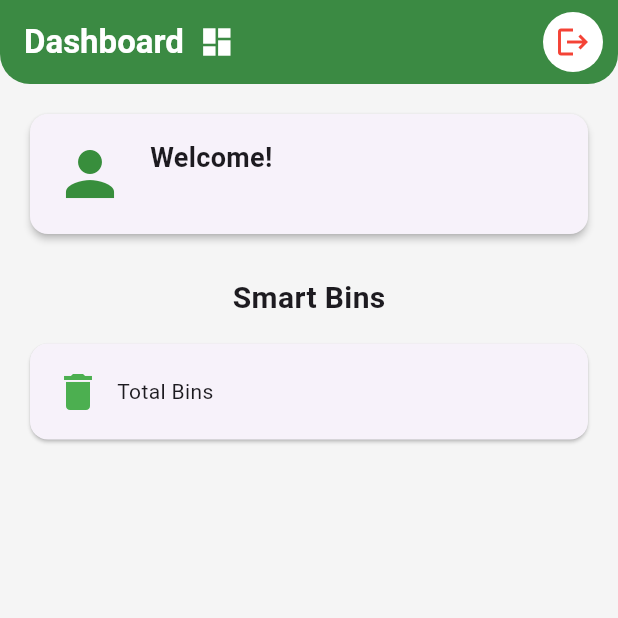
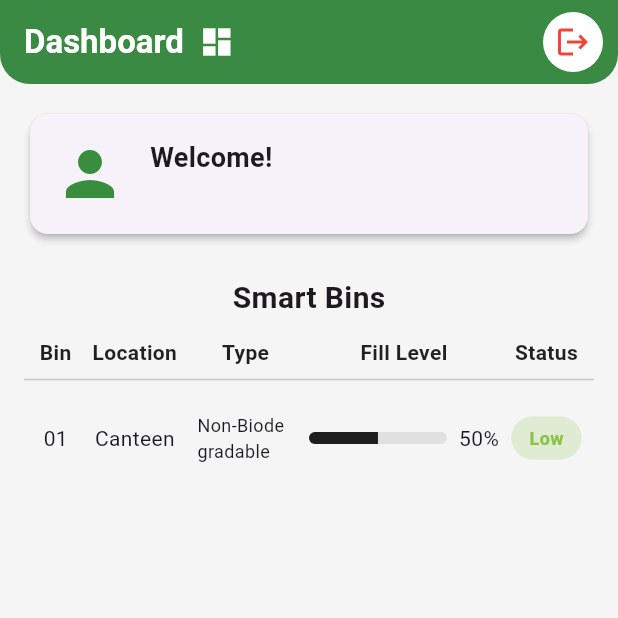
Before and after one commit to Kmontajas/Front-end-G6, a Flutter app: the screen it shows once a user with an empty profile is signed in, on a phone screen of 412 x 824 dp, the top half of it. Run offline on Flutter 3.47's test engine with Material 3 defaults, Android fonts, the phone set to English and light mode, and no system bars; our stand-ins replace firebase_auth, firebase_core; accounts and stored records are empty; network calls fail.

Commit message:
added reusable row

```diff
--- /dev/null
+++ b/lib/components/bins/bin_status.dart
@@ -0,0 +1,27 @@
+import 'package:flutter/material.dart';
+
+class StatusTag extends StatelessWidget{
+  final String label;
+  final Color color;
+
+  const StatusTag({required this.label, required this.color, super.key});
+
+  @override
+  Widget build(BuildContext context) {
+    return Container(
+      padding: const EdgeInsets.symmetric(horizontal: 12, vertical: 6),
+      decoration: BoxDecoration(
+        color: color.withOpacity(0.2),
+        borderRadius: BorderRadius.circular(20),
+      ),
+      child: Text(
+        label,
+        style: TextStyle(
+          color: color,
+          fontWeight: FontWeight.bold,
+          fontSize: 12,
+        ),
+      ),
+    );
+  }
+}
--- /dev/null
+++ b/lib/components/bins/bin_type.dart
@@ -0,0 +1,33 @@
+
+import 'package:flutter/material.dart';
+
+class BinTypeTag extends StatelessWidget{
+  final String type;
+
+  const BinTypeTag({required this.type, super.key});
+
+  Color getTypeCOlor(){
+    switch (type){
+      case "Biodegradable":
+        return Colors.green.shade100;
+      case "Recyclable":
+        return Colors.blue.shade100;
+      case "Non-Biodegradable":
+        return Colors.grey.shade100;
+      default:
+        return Colors.grey.shade200;
+    }
+  }
+
+  @override
+  Widget build(BuildContext context) {
+    return Container(
+      padding: const EdgeInsets.symmetric(horizontal: 10, vertical: 6),
+      decoration: BoxDecoration(
+        color: getTypeCOlor(),
+        borderRadius: BorderRadius.circular(20),
+      ),
+      child: Text(type, style: const TextStyle(fontSize: 12),),
+    );
+  }
+}
--- /dev/null
+++ b/lib/components/bins/bins_row.dart
@@ -0,0 +1,89 @@
+import 'package:flutter/material.dart';
+import 'package:flutter_application_1/components/bins/bin_status.dart';
+import 'package:flutter_application_1/components/bins/bin_type.dart';
+
+class BinRow extends StatelessWidget {
+  final String binId;
+  final String location;
+  final String type;
+  final int fillLevel;
+  final String status;
+
+  const BinRow({
+    required this.binId,
+    required this.location,
+    required this.type,
+    required this.fillLevel,
+    required this.status,
+    super.key,
+  });
+
+  Color getStatusColor() {
+    switch (status) {
+      case "Full":
+        return Colors.red;
+      case "High":
+        return Colors.orange;
+      case "Medium":
+        return Colors.amber;
+      case "Low":
+        return Colors.lightGreen;
+      case "Empty":
+        return Colors.green;
+      default:
+        return Colors.grey;
+    }
+  }
+
+  @override
+  Widget build(BuildContext context) {
+    return InkWell(
+      // onTap: () {}, // navigation
+      child: Padding(
+        padding: const EdgeInsets.symmetric(vertical: 8),
+        child: Row(
+          crossAxisAlignment: CrossAxisAlignment.center,
+          mainAxisAlignment: MainAxisAlignment.spaceEvenly,
+
+          children: [
+            Expanded(flex: 2, child: Center(child: Text(binId))),
+            Expanded(flex: 3, child: Center(child: Text(location))),
+            Expanded(flex: 4, child: Center(child: BinTypeTag(type: type)),
+            ),
+
+            Expanded(
+              flex: 6,
+              child: Row(
+                mainAxisAlignment: MainAxisAlignment.center,
+                children: [
+                  Expanded(
+                    child: ClipRRect(
+                      borderRadius: BorderRadius.circular(10),
+                      child: LinearProgressIndicator(
+                        value: fillLevel/100,
+                        backgroundColor: Colors.grey.shade300,
+                        valueColor: AlwaysStoppedAnimation(Colors.black87),
+                        minHeight: 8,
+                      ),
+                    ),
+                  ),
+                  const SizedBox(width: 8),
+                  Text("$fillLevel%"),
+                ],
+              ),
+            ),
+            Expanded(
+              flex: 3,
+              child: Center(
+                child: StatusTag(
+                  label: status,
+                  color: getStatusColor(),
+                ),
+              ),
+            )
+          ],
+        ),
+      ),
+    );
+  }
+}
--- a/lib/pages/home_page.dart
+++ b/lib/pages/home_page.dart
@@ -1,6 +1,6 @@
 import 'package:firebase_auth/firebase_auth.dart';
 import 'package:flutter/material.dart';
-
+import 'package:flutter_application_1/components/bins/bins_row.dart';
 class HomePage extends StatelessWidget {
   const HomePage({super.key});
 
@@ -44,7 +44,7 @@ class HomePage extends StatelessWidget {
       ),
       backgroundColor: Colors.grey[100],
       body: SafeArea(
-        child: SingleChildScrollView(
+        child: Container(
           padding: const EdgeInsets.all(16.0),
           child: Column(
             crossAxisAlignment: CrossAxisAlignment.center,
@@ -84,23 +84,25 @@ class HomePage extends StatelessWidget {
               ),
               const SizedBox(height: 12),
               Row(
-                children: [
-                  Expanded(
-                    child: Card(
-                      child: Padding(
-                        padding: const EdgeInsets.all(16.0),
-                        child: Row(
-                          children: [
-                            Icon(Icons.delete, size: 32, color: Colors.green),
-                            const SizedBox(width: 10),
-                            const Text('Total Bins'),
-                          ],
-                        ),
-                      ),
-                    ),
-                  ),
+                crossAxisAlignment: CrossAxisAlignment.center,
+                mainAxisAlignment: MainAxisAlignment.spaceEvenly,
+                children: const [
+                  Expanded(flex: 2,child: Text("Bin",style: headerStyle, textAlign: TextAlign.center)),
+                  Expanded(flex: 3,child: Text("Location", style: headerStyle, textAlign: TextAlign.center)),
+                  Expanded(flex: 4,child: Text("Type", style: headerStyle, textAlign: TextAlign.center)),
+                  Expanded(flex: 6,child: Text("Fill Level", style: headerStyle, textAlign: TextAlign.center)),
+                  Expanded(flex: 3,child: Text("Status", style: headerStyle, textAlign: TextAlign.center)),
                 ],
               ),
+              const Divider(),
+
+              Expanded(
+                child: ListView(
+                  children: const[
+                    BinRow(binId: "01", location: "Canteen", type: "Non-Biodegradable", fillLevel: 50, status: "Low",),
+                  ],
+                ),
+              )
             ],
           ),
         ),
@@ -108,3 +110,5 @@ class HomePage extends StatelessWidget {
     );
   }
 }
+
+const headerStyle = TextStyle(fontSize: 14, fontWeight: FontWeight.bold, color: Colors.black87);
--- a/lib/pages/login_page.dart
+++ b/lib/pages/login_page.dart
@@ -1,5 +1,6 @@
 import 'package:firebase_auth/firebase_auth.dart';
 import 'package:flutter/material.dart';
+import 'package:flutter/rendering.dart';
 import 'package:flutter_application_1/components/my_button.dart';
 import 'package:flutter_application_1/components/my_textfield.dart';
 
@@ -78,8 +79,17 @@ class _LoginPageState extends State<LoginPage> {
           ),
         ),
         child: SafeArea(
-          child: Center(
+          child: LayoutBuilder(
+            builder: (context, constraints) {
+              double Width = constraints.maxWidth;
+              double formWidth =
+              Width > 1000 ? 450 :
+              Width > 600 ? 500 :
+              Width * 0.8;
+              return Center(
                 child: SingleChildScrollView(
+                  child: Container(
+                    width: formWidth,
                     child: Column(
                       mainAxisAlignment: MainAxisAlignment.center,
                       children: [
@@ -161,6 +171,9 @@ class _LoginPageState extends State<LoginPage> {
                     ),
                   ),
                 ),
+              );
+            }
+          ),
         ),
       ),
     );
--- a/lib/pages/register_page.dart
+++ b/lib/pages/register_page.dart
@@ -110,8 +110,17 @@ class _RegisterPageState extends State<RegisterPage> {
           ),
         ),
         child: SafeArea(
-          child: Center(
+          child: LayoutBuilder(
+            builder: (context, constraints) {
+              double Width = constraints.maxWidth;
+              double formWidth =
+              Width > 1000 ? 400 :
+              Width > 600 ? 500 :
+              Width * 0.9;
+              return Center(
                 child: SingleChildScrollView(
+                  child: Container(
+                    width: formWidth,
                     child: Column(
                       mainAxisAlignment: MainAxisAlignment.center,
                       children: [
@@ -185,6 +194,9 @@ class _RegisterPageState extends State<RegisterPage> {
                     ),
                   ),
                 ),
+              );
+            }
+          ),
         ),
       ),
     );
--- a/pubspec.yaml
+++ b/pubspec.yaml
@@ -37,6 +37,7 @@ dependencies:
   cupertino_icons: ^1.0.8
   firebase_core: ^4.2.0
   firebase_auth: ^6.1.2
+  flutter_screenutil: ^5.9.3
 
 dev_dependencies:
   flutter_test:
```
Also changed, not shown: pubspec.lock. Lines whose indentation alone changed are shown as unchanged.
